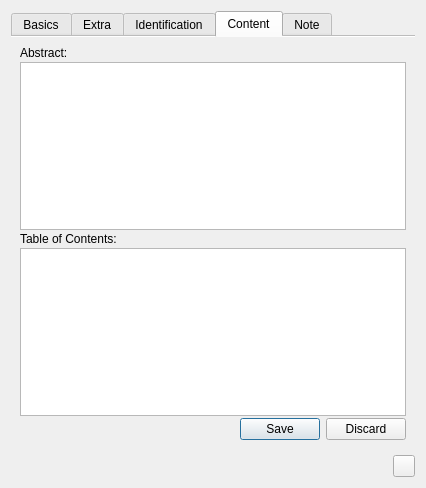
Qt form src/sidebar/publicationwidget.ui (KDE/conquirere) before a commit.
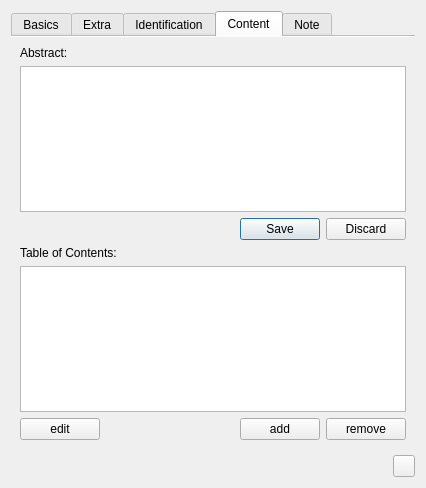
The same form after that commit. The open tabs and pages were chosen to show the change. Custom widgets are drawn as their Qt base class.

Commit message: add chapter / TOC edit

Patch:
```diff
--- a/src/sidebar/publicationwidget.ui
+++ b/src/sidebar/publicationwidget.ui
@@ -469,9 +469,6 @@
        <string>Content</string>
       </attribute>
       <layout class="QVBoxLayout" name="verticalLayout_3">
-       <property name="spacing">
-        <number>2</number>
-       </property>
        <item>
         <widget class="QLabel" name="label_28">
          <property name="text">
@@ -485,6 +482,13 @@
        <item>
         <widget class="QPlainTextEdit" name="editAbstract"/>
        </item>
+       <item>
+        <widget class="QDialogButtonBox" name="contentButtonBox">
+         <property name="standardButtons">
+          <set>QDialogButtonBox::Discard|QDialogButtonBox::Save</set>
+         </property>
+        </widget>
+       </item>
        <item>
         <widget class="QLabel" name="label_29">
          <property name="text">
@@ -496,14 +500,45 @@
         </widget>
        </item>
        <item>
-        <widget class="QPlainTextEdit" name="editTOC"/>
+        <widget class="QListWidget" name="editTOC"/>
        </item>
        <item>
-        <widget class="QDialogButtonBox" name="contentButtonBox">
-         <property name="standardButtons">
-          <set>QDialogButtonBox::Discard|QDialogButtonBox::Save</set>
-         </property>
-        </widget>
+        <layout class="QHBoxLayout" name="horizontalLayout">
+         <item>
+          <widget class="QPushButton" name="editChapter">
+           <property name="text">
+            <string>edit</string>
+           </property>
+          </widget>
+         </item>
+         <item>
+          <spacer name="horizontalSpacer">
+           <property name="orientation">
+            <enum>Qt::Horizontal</enum>
+           </property>
+           <property name="sizeHint" stdset="0">
+            <size>
+             <width>40</width>
+             <height>20</height>
+            </size>
+           </property>
+          </spacer>
+         </item>
+         <item>
+          <widget class="QPushButton" name="addChapter">
+           <property name="text">
+            <string>add</string>
+           </property>
+          </widget>
+         </item>
+         <item>
+          <widget class="QPushButton" name="removeChapter">
+           <property name="text">
+            <string>remove</string>
+           </property>
+          </widget>
+         </item>
+        </layout>
        </item>
       </layout>
      </widget>
```
Left out of the diff: 288 changed lines with no effect on the pictures. The commit also changes 10 other files.
